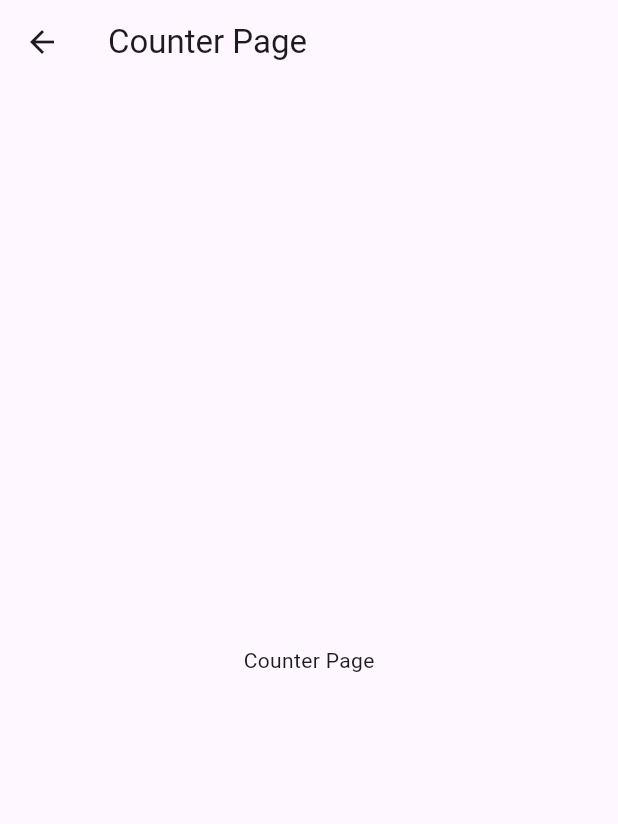
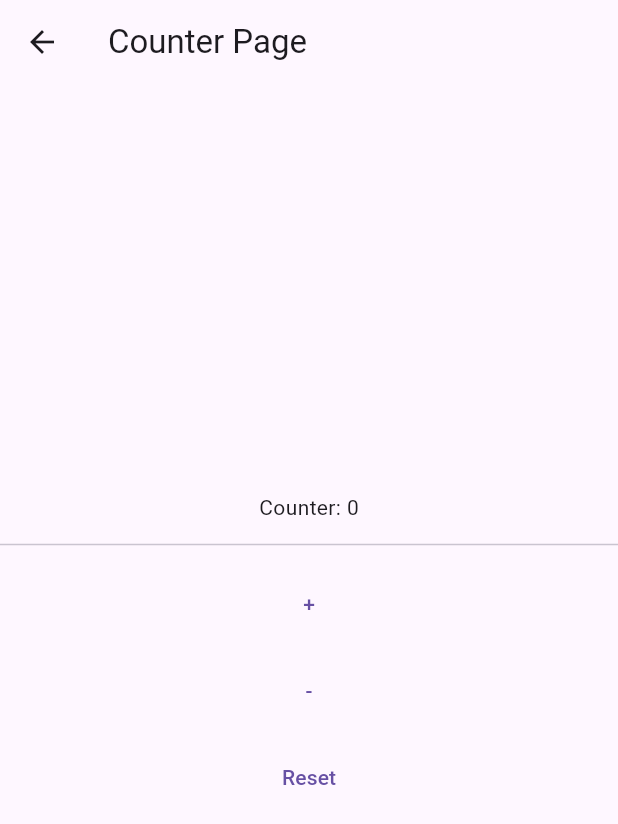
Before and after one commit to ShashiSingh8434/android01, a Flutter app: the CounterPage screen opened directly, on a phone screen of 412 x 824 dp. Shown: the top 824 px of the screen. Run offline on Flutter 3.47's test engine with Material 3 defaults, Android fonts, the phone set to English and light mode, and no system bars; our stand-ins replace flutter_riverpod.

Commit message:
Counter using Riverpod Completed

```diff
--- a/lib/feature/counter/pages/counter_page.dart
+++ b/lib/feature/counter/pages/counter_page.dart
@@ -1,18 +1,51 @@
+import 'package:android01/feature/counter/providers/counter_provider.dart';
 import 'package:flutter/material.dart';
+import 'package:flutter_riverpod/flutter_riverpod.dart';
 
-class CounterPage extends StatefulWidget {
+class CounterPage extends ConsumerWidget {
   const CounterPage({super.key});
 
   @override
-  State<CounterPage> createState() => _CounterPageState();
-}
+  Widget build(BuildContext context, WidgetRef ref) {
+    final count = ref.watch(counterProvider);
 
-class _CounterPageState extends State<CounterPage> {
-  @override
-  Widget build(BuildContext context) {
     return Scaffold(
       appBar: AppBar(title: Text("Counter Page")),
-      body: Center(child: Text("Counter Page")),
+      body: Center(
+        child: Column(
+          mainAxisAlignment: .center,
+          children: [
+            Text("Counter: $count"),
+            const SizedBox(height: 10),
+            const Divider(height: 10),
+            const SizedBox(height: 10),
+            TextButton(
+              onPressed: () {
+                ref.read(counterProvider.notifier).state++;
+              },
+              child: Text(" + "),
+            ),
+
+            const SizedBox(height: 10),
+            TextButton(
+              onPressed: () {
+                ref.read(counterProvider.notifier).state--;
+              },
+              child: Text(" - "),
+            ),
+
+            const SizedBox(height: 10),
+            TextButton(
+              onPressed: () {
+                ref.read(counterProvider.notifier).state = 0;
+              },
+              child: Text("Reset"),
+            ),
+
+            const SizedBox(height: 10),
+          ],
+        ),
+      ),
     );
   }
 }
--- /dev/null
+++ b/lib/feature/counter/providers/counter_provider.dart
@@ -0,0 +1,3 @@
+import 'package:flutter_riverpod/flutter_riverpod.dart';
+
+final counterProvider = StateProvider((ref) => 0);
--- a/pubspec.yaml
+++ b/pubspec.yaml
@@ -30,6 +30,8 @@ environment:
 dependencies:
   flutter:
     sdk: flutter
+
+  flutter_riverpod: ^2.6.1
 
   # The following adds the Cupertino Icons font to your application.
   # Use with the CupertinoIcons class for iOS style icons.
```
Also changed, not shown: lib/main.dart (+5 -10 lines), pubspec.lock.
